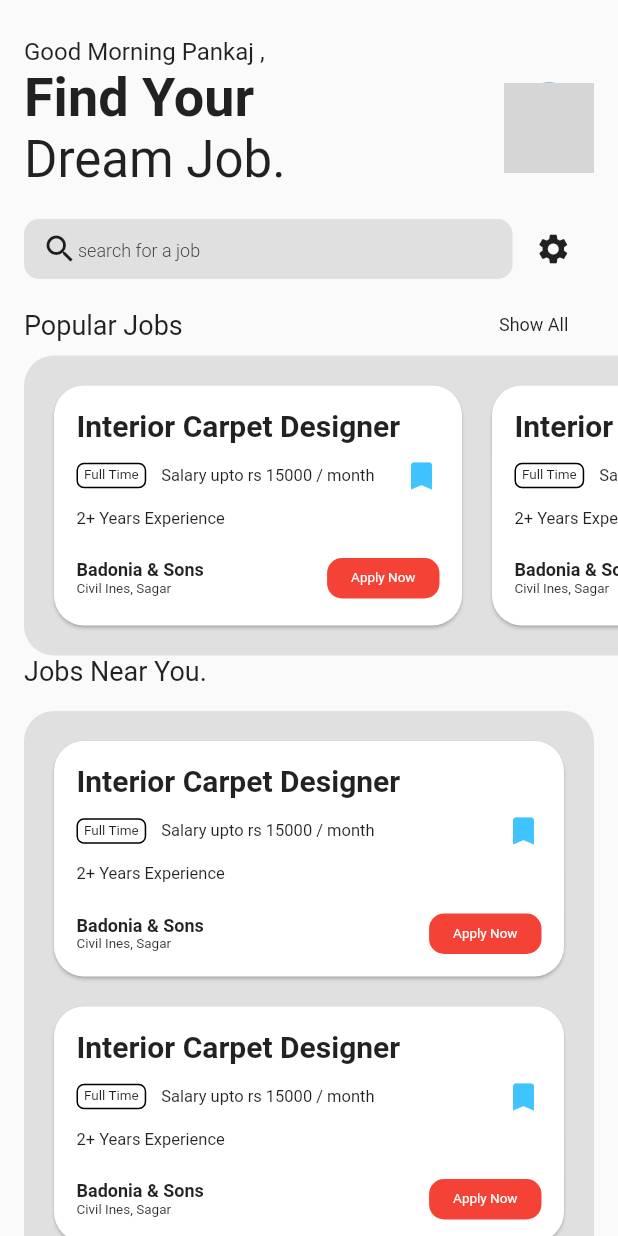
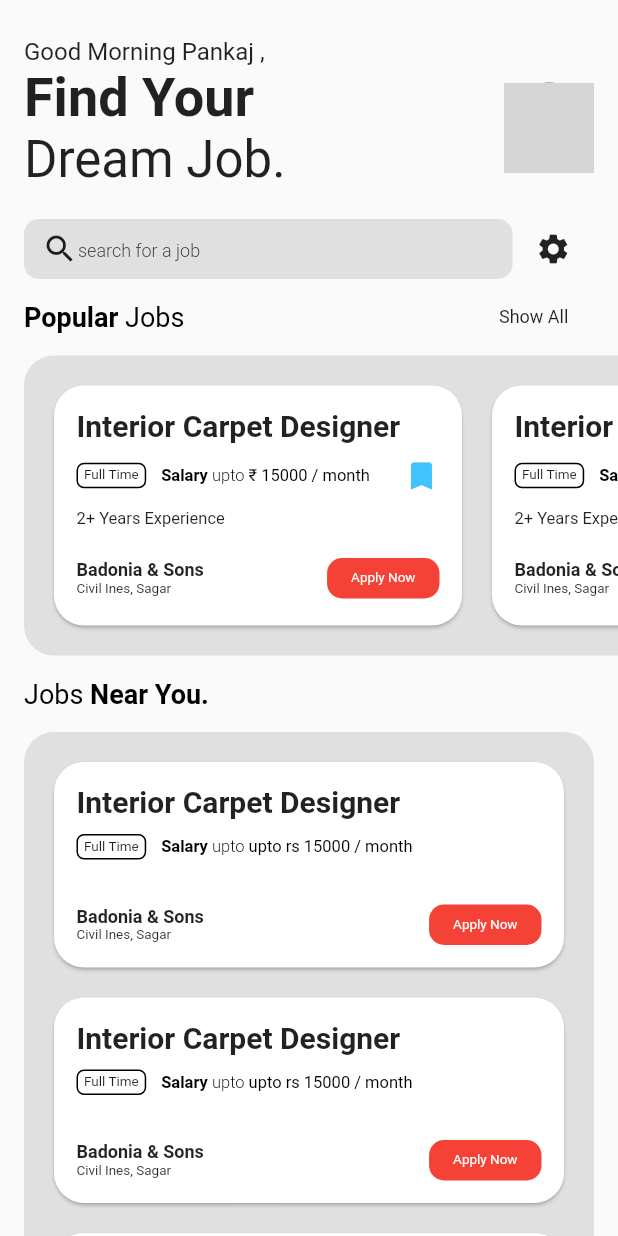
Before and after one commit to Amal4m41/HASPR_assignment, a Flutter app: the SeekerHomeScreen screen opened directly, on a phone screen of 412 x 824 dp. Run offline on Flutter 3.47's test engine with Material 2 defaults, Android fonts, the phone set to English and light mode, and no system bars; network calls fail; grey boxes are pictures that could not be loaded.

```diff
--- a/lib/components/job_card_item.dart
+++ b/lib/components/job_card_item.dart
@@ -1,16 +1,37 @@
+import 'package:flutter/cupertino.dart';
 import 'package:flutter/material.dart';
+import 'package:flutter/painting.dart';
 import 'package:haspr_assignment/components/rectangular_round_button.dart';
 import 'package:haspr_assignment/utils/widget_functions.dart';
 
 class JobCardItem extends StatelessWidget {
-  const JobCardItem({Key? key}) : super(key: key);
+  final String jobTitle;
+  final bool isFulltime;
+  final String salaryDetails;
+  final String companyName;
+  final String experienceRequired;
+  final String location;
+  final bool isShowBookmark;
+  final bool isShowExperience;
+
+  const JobCardItem({
+    Key? key,
+    required this.jobTitle,
+    required this.salaryDetails,
+    required this.companyName,
+    this.experienceRequired = '',
+    required this.location,
+    this.isFulltime = true,
+    this.isShowBookmark = false,
+    this.isShowExperience = true,
+  }) : super(key: key);
 
   @override
   Widget build(BuildContext context) {
     return SizedBox(
       width: 280,
       child: Card(
-        shape: RoundedRectangleBorder(
+        shape: const RoundedRectangleBorder(
           borderRadius: BorderRadius.all(Radius.circular(20)),
         ),
         child: Padding(
@@ -19,7 +40,7 @@ class JobCardItem extends StatelessWidget {
             crossAxisAlignment: CrossAxisAlignment.start,
             children: [
               Text(
-                "Interior Carpet Designer",
+                jobTitle,
                 style: TextStyle(fontWeight: FontWeight.bold, fontSize: 20),
               ),
               addVerticalSpace(10),
@@ -30,7 +51,7 @@ class JobCardItem extends StatelessWidget {
                     children: [
                       RectangularRoundButton(
                           child: Text(
-                            'Full Time',
+                            isFulltime ? 'Full Time' : 'Part Time',
                             style: TextStyle(fontSize: 9),
                           ),
                           padding:
@@ -40,19 +61,38 @@ class JobCardItem extends StatelessWidget {
                           borderColor: Colors.black,
                           buttonColor: Colors.white),
                       addHorizontalSpace(10),
-                      Text(
-                        'Salary upto rs 15000 / month',
-                        style: TextStyle(fontSize: 11),
-                      ),
+                      // Text(
+                      //   'Salary' + salaryDetails,
+                      //   style: TextStyle(fontSize: 11),
+                      // ),
+                      RichText(
+                          text: TextSpan(
+                              text: 'Salary ',
+                              style: TextStyle(
+                                  color: Colors.black,
+                                  fontSize: 11,
+                                  fontWeight: FontWeight.w700),
+                              children: [
+                            TextSpan(
+                                text: 'upto ',
+                                style: TextStyle(fontWeight: FontWeight.w300)),
+                            TextSpan(
+                                text: salaryDetails,
+                                style: TextStyle(fontWeight: FontWeight.w400))
+                          ])),
                       Spacer(),
-                      Icon(Icons.bookmark, color: Colors.lightBlueAccent)
+                      isShowBookmark
+                          ? Icon(Icons.bookmark, color: Colors.lightBlueAccent)
+                          : addEmptyWidget()
                     ],
                   ),
                   addVerticalSpace(10),
-                  Text(
-                    '2+ Years Experience',
-                    style: TextStyle(fontSize: 11),
-                  ),
+                  isShowExperience
+                      ? Text(
+                          experienceRequired,
+                          style: TextStyle(fontSize: 11),
+                        )
+                      : addEmptyWidget(),
                 ],
               ),
               addVerticalSpace(20),
@@ -62,13 +102,13 @@ class JobCardItem extends StatelessWidget {
                   Column(
                     crossAxisAlignment: CrossAxisAlignment.start,
                     children: [
-                      Text('Badonia & Sons',
+                      Text(companyName,
                           style: TextStyle(
                             fontWeight: FontWeight.bold,
                             fontSize: 12,
                           )),
                       Text(
-                        'Civil Ines, Sagar',
+                        location,
                         style: TextStyle(fontSize: 9),
                       ),
                     ],
--- /dev/null
+++ b/lib/components/search_bar.dart
@@ -0,0 +1,34 @@
+import 'package:flutter/material.dart';
+
+class SearchBar extends StatelessWidget {
+  const SearchBar({Key? key}) : super(key: key);
+
+  @override
+  Widget build(BuildContext context) {
+    return Container(
+      decoration: BoxDecoration(
+        borderRadius: BorderRadius.all(
+          Radius.circular(10),
+        ),
+        color: Colors.grey.shade300,
+      ),
+      padding: EdgeInsets.symmetric(horizontal: 12, vertical: 8),
+      child: Row(
+        children: [
+          Icon(Icons.search),
+          Expanded(
+            child: TextField(
+              decoration: InputDecoration.collapsed(
+                  hintText: 'search for a job',
+                  hintStyle: TextStyle(
+                    color: Colors.grey.shade800,
+                    fontSize: 12,
+                    fontWeight: FontWeight.w300,
+                  )),
+            ),
+          ),
+        ],
+      ),
+    );
+  }
+}
--- a/lib/components/title_divider.dart
+++ b/lib/components/title_divider.dart
@@ -13,7 +13,9 @@ class TitleDivider extends StatelessWidget {
 
   @override
   Widget build(BuildContext context) {
-    return Row(
+    return Padding(
+      padding: const EdgeInsets.symmetric(vertical: 15),
+      child: Row(
         mainAxisAlignment: MainAxisAlignment.spaceBetween,
         children: [
           Expanded(flex: 5, child: title),
@@ -24,6 +26,7 @@ class TitleDivider extends StatelessWidget {
                 )
               : addEmptyWidget(),
         ],
+      ),
     );
   }
 }
--- a/lib/main.dart
+++ b/lib/main.dart
@@ -1,4 +1,5 @@
 import 'package:flutter/material.dart';
+import 'package:haspr_assignment/screens/post_ad_screen.dart';
 import 'package:haspr_assignment/screens/seeker_home_screen.dart';
 
 void main() {
@@ -17,7 +18,7 @@ class MyApp extends StatelessWidget {
       theme: ThemeData(
         primarySwatch: Colors.blue,
       ),
-      home: const SeekerHomeScreen(),
+      home: const PostAdScreen(),
     );
   }
 }
--- a/lib/screens/seeker_home_screen.dart
+++ b/lib/screens/seeker_home_screen.dart
@@ -7,6 +7,7 @@ import 'package:flutter/rendering.dart';
 import 'package:flutter/widgets.dart';
 import 'package:haspr_assignment/components/job_card_item.dart';
 import 'package:haspr_assignment/components/rectangular_round_button.dart';
+import 'package:haspr_assignment/components/search_bar.dart';
 import 'package:haspr_assignment/components/title_divider.dart';
 import 'package:haspr_assignment/components/title_widget.dart';
 import 'package:haspr_assignment/utils/widget_functions.dart';
@@ -44,47 +45,31 @@ class SeekerHomeScreen extends StatelessWidget {
                     addVerticalSpace(20),
                     Row(
                       children: [
-                        Expanded(
-                          flex: 6,
-                          child: Container(
-                            decoration: BoxDecoration(
-                              borderRadius: BorderRadius.all(
-                                Radius.circular(10),
-                              ),
-                              color: Colors.grey.shade300,
-                            ),
-                            padding: EdgeInsets.symmetric(
-                                horizontal: 12, vertical: 8),
-                            child: Row(
-                              children: [
-                                Icon(Icons.search),
-                                Expanded(
-                                    child: TextField(
-                                  decoration: new InputDecoration.collapsed(
-                                      hintText: 'search for a job',
-                                      hintStyle: TextStyle(
-                                        color: Colors.grey.shade800,
-                                        fontSize: 12,
-                                        fontWeight: FontWeight.w300,
-                                      )),
-                                )),
-                              ],
-                            ),
-                          ),
-                        ),
+                        //TODO: to implmenet search bar and change icon from settings
+                        Expanded(flex: 6, child: SearchBar()),
                         Expanded(
                           flex: 1,
                           child: Icon(Icons.settings),
                         )
                       ],
                     ),
-                    addVerticalSpace(20),
                     TitleDivider(
-                      title: Text(
-                        'Popular Jobs',
-                        style: TextStyle(fontSize: 18),
+                      title: RichText(
+                        text: const TextSpan(
+                            text: 'Popular',
+                            style: TextStyle(
+                                fontSize: 18,
+                                fontWeight: FontWeight.w600,
+                                color: Colors.black),
+                            children: [
+                              TextSpan(
+                                  text: ' Jobs',
+                                  style: TextStyle(
+                                    fontWeight: FontWeight.w400,
+                                  ))
+                            ]),
                       ),
-                      trailing: Text(
+                      trailing: const Text(
                         'Show All',
                         style: TextStyle(fontSize: 12),
                       ),
@@ -92,7 +77,7 @@ class SeekerHomeScreen extends StatelessWidget {
                   ],
                 ),
               ),
-              addVerticalSpace(10),
+              // addVerticalSpace(10),
               Container(
                 height: 200,
                 decoration: BoxDecoration(
@@ -103,20 +88,38 @@ class SeekerHomeScreen extends StatelessWidget {
                 margin: EdgeInsets.only(left: screenPadding),
                 padding: EdgeInsets.all(16).copyWith(right: 0),
                 child: ListView.builder(
-                    scrollDirection: Axis.horizontal,
-                    // shrinkWrap: true,
-                    itemCount: 5,
-                    itemBuilder: (context, index) => Padding(
-                          padding: const EdgeInsets.only(right: 12),
-                          child: JobCardItem(),
-                        )),
+                  scrollDirection: Axis.horizontal,
+                  // shrinkWrap: true,
+                  itemCount: 5,
+                  itemBuilder: (context, index) => const Padding(
+                    padding: EdgeInsets.only(right: 12),
+                    child: JobCardItem(
+                      jobTitle: 'Interior Carpet Designer',
+                      isFulltime: true,
+                      isShowExperience: true,
+                      experienceRequired: '2+ Years Experience',
+                      isShowBookmark: true,
+                      companyName: 'Badonia & Sons',
+                      location: 'Civil Ines, Sagar',
+                      salaryDetails: '₹ 15000 / month',
+                    ),
+                  ),
+                ),
               ),
               Padding(
                 padding: EdgeInsets.symmetric(horizontal: screenPadding),
                 child: TitleDivider(
-                  title: Text(
-                    'Jobs Near You.',
-                    style: TextStyle(fontSize: 18),
+                  title: RichText(
+                    text: const TextSpan(
+                        text: 'Jobs',
+                        style: TextStyle(fontSize: 18, color: Colors.black),
+                        children: [
+                          TextSpan(
+                              text: ' Near You.',
+                              style: TextStyle(
+                                fontWeight: FontWeight.w700,
+                              ))
+                        ]),
                   ),
                 ),
               ),
@@ -127,7 +130,8 @@ class SeekerHomeScreen extends StatelessWidget {
                       borderRadius: BorderRadius.only(
                           topRight: Radius.circular(20),
                           topLeft: Radius.circular(20))),
-                  margin: EdgeInsets.all(screenPadding).copyWith(bottom: 0),
+                  margin:
+                      EdgeInsets.all(screenPadding).copyWith(bottom: 0, top: 0),
                   padding: EdgeInsets.all(16).copyWith(bottom: 0),
                   child: ListView.builder(
                       scrollDirection: Axis.vertical,
@@ -135,7 +139,15 @@ class SeekerHomeScreen extends StatelessWidget {
                       itemCount: 5,
                       itemBuilder: (context, index) => Padding(
                             padding: const EdgeInsets.only(bottom: 12),
-                            child: JobCardItem(),
+                            child: JobCardItem(
+                              jobTitle: 'Interior Carpet Designer',
+                              isFulltime: true,
+                              isShowExperience: false,
+                              isShowBookmark: false,
+                              companyName: 'Badonia & Sons',
+                              location: 'Civil Ines, Sagar',
+                              salaryDetails: 'upto rs 15000 / month',
+                            ),
                           )),
                 ),
               ),
--- /dev/null
+++ b/lib/utils/constants/colors.dart
@@ -0,0 +1,4 @@
+import 'package:flutter/cupertino.dart';
+import 'package:flutter/material.dart';
+
+final lightGrey = Colors.grey.shade500;
```
Also changed, not shown: lib/components/notification_divider.dart (added, +31 -0 lines), lib/components/notification_item.dart (added, +46 -0 lines), lib/screens/notifications_screen.dart (+95 -0 lines), lib/screens/post_ad_screen.dart (+71 -0 lines), lib/utils/constants.dart (deleted). Lines whose indentation alone changed are shown as unchanged.
